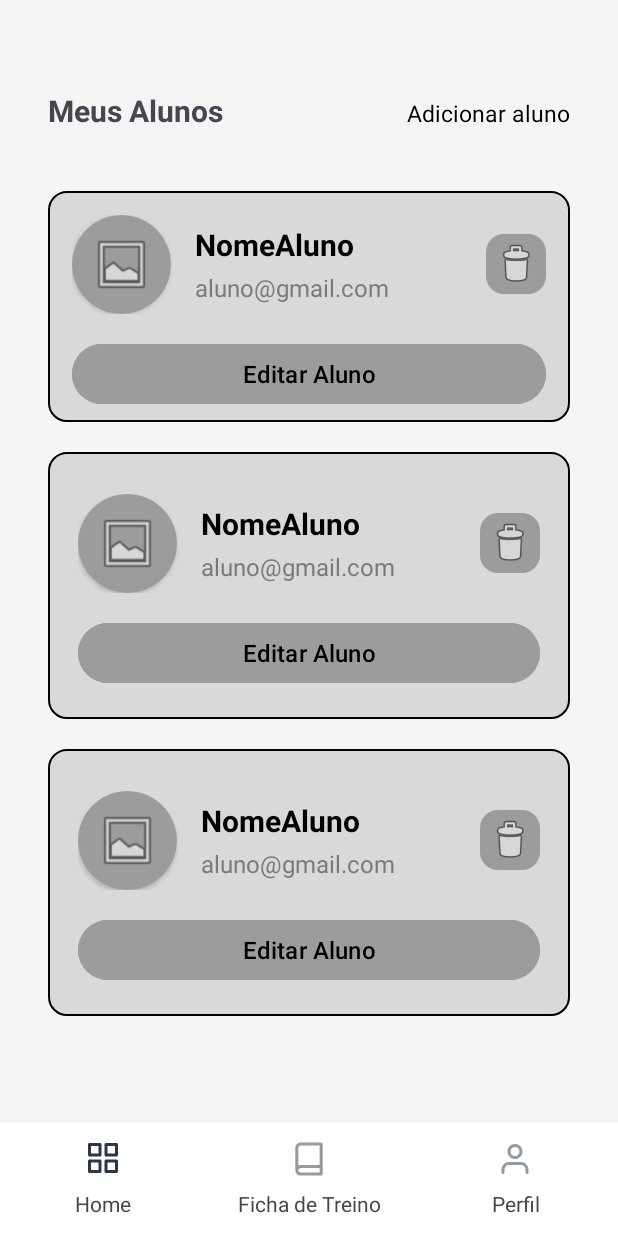
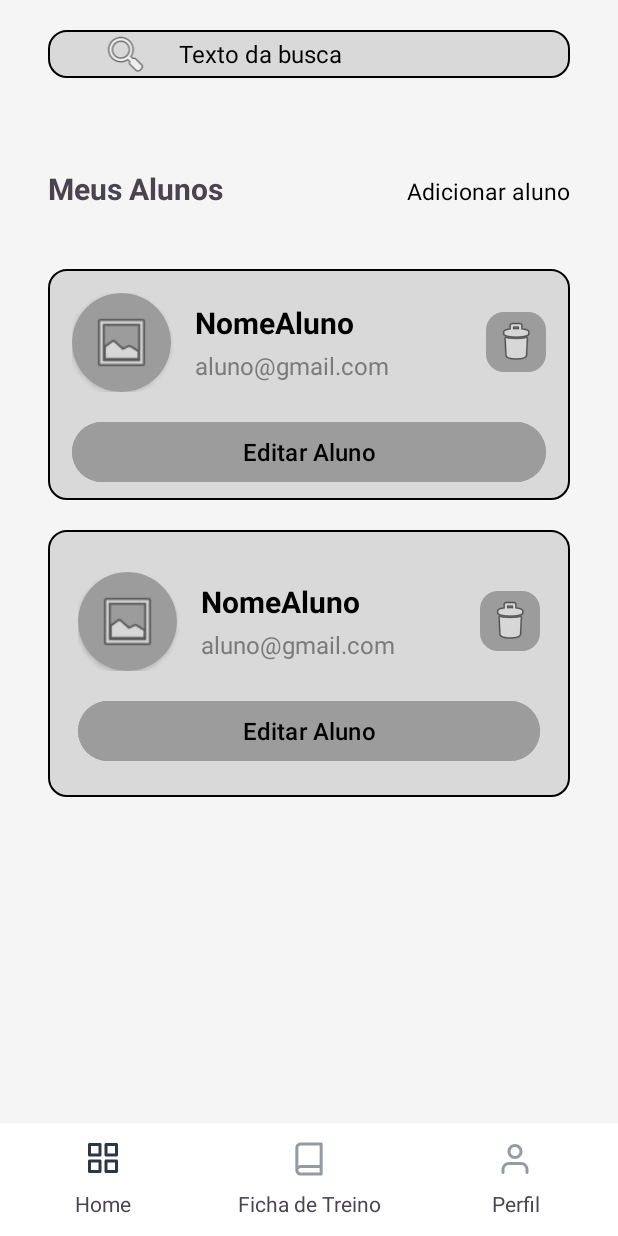
Before and after one commit to afgcor/uniforte, an Android app: the MeusAlunosActivity screen opened directly, with no data from a screen before it, on a phone screen of 412 x 824 dp. Run offline under Robolectric (Android 15) with nearby library versions, the phone set to English and light mode, and no system bars; 1 statement that could not run was skipped.

Commit message:
Ajustes - Tela MeusAlunos - Barra de busca

```diff
--- a/app/src/main/res/layout/activity_meus_alunos.xml
+++ b/app/src/main/res/layout/activity_meus_alunos.xml
@@ -17,7 +17,40 @@
             android:layout_height="match_parent"
             android:orientation="vertical">
 
-            <!-- Header: Meus Alunos -->
+            <LinearLayout
+                android:id="@+id/llHeaderBusca"
+                android:layout_width="match_parent"
+                android:layout_height="wrap_content"
+                android:layout_marginLeft="32dp"
+                android:layout_marginTop="20dp"
+                android:layout_marginRight="32dp"
+                android:background="@drawable/chipgroup_background2"
+                android:gravity="center_vertical"
+                android:orientation="horizontal"
+                android:paddingLeft="32dp"
+                android:paddingRight="32dp">
+
+                <ImageView
+                    android:id="@+id/imageView6"
+                    android:layout_width="0dp"
+                    android:layout_height="wrap_content"
+                    android:layout_weight="1"
+                    android:contentDescription="Ícone de busca"
+                    android:foregroundTint="@color/black"
+                    android:src="@android:drawable/ic_menu_search" />
+
+                <TextView
+                    android:id="@+id/textView15"
+                    android:layout_width="wrap_content"
+                    android:layout_height="wrap_content"
+                    android:layout_weight="3"
+                    android:paddingLeft="16dp"
+                    android:text="Texto da busca"
+                    android:textColor="#000000"
+                    android:textSize="16sp" />
+            </LinearLayout>
+
+
             <LinearLayout
                 android:id="@+id/llAgendamentosHeader"
                 android:layout_width="match_parent"
@@ -232,94 +265,6 @@
                             android:textSize="16dp" />
                     </LinearLayout>
 
-                    <LinearLayout
-                        android:id="@+id/llDadosAluno"
-                        android:layout_width="match_parent"
-                        android:layout_height="match_parent"
-                        android:layout_marginTop="20dp"
-                        android:background="@drawable/chipgroup_background2"
-                        android:orientation="vertical"
-                        android:padding="20dp"
-                        android:paddingLeft="16dp"
-                        android:paddingTop="20dp"
-                        android:paddingRight="16dp"
-                        android:paddingBottom="8dp">
-
-                        <!-- Área do aluno -->
-                        <LinearLayout
-                            android:id="@+id/teste123"
-                            android:layout_width="match_parent"
-                            android:layout_height="wrap_content"
-                            android:gravity="center_vertical"
-                            android:orientation="horizontal"
-                            android:paddingTop="8dp"
-                            android:paddingBottom="8dp">
-
-                            <!-- Foto do aluno -->
-                            <androidx.cardview.widget.CardView
-                                android:layout_width="wrap_content"
-                                android:layout_height="wrap_content"
-                                app:cardCornerRadius="60dp">
-
-                                <ImageView
-                                    android:layout_width="66dp"
-                                    android:layout_height="66dp"
-                                    android:background="@drawable/background_redondo"
-                                    android:padding="12dp"
-                                    android:scaleType="centerCrop"
-                                    android:src="@android:drawable/ic_menu_gallery" />
-                            </androidx.cardview.widget.CardView>
-
-                            <!-- Nome + Email do aluno -->
-                            <LinearLayout
-                                android:layout_width="0dp"
-                                android:layout_height="wrap_content"
-                                android:layout_weight="1"
-                                android:orientation="vertical"
-                                android:paddingLeft="16dp">
-
-                                <TextView
-                                    android:id="@+id/tvNomeAlunoMA"
-                                    android:layout_width="wrap_content"
-                                    android:layout_height="wrap_content"
-                                    android:text="NomeAluno"
-                                    android:textColor="#000000"
-                                    android:textSize="20sp"
-                                    android:textStyle="bold" />
-
-                                <TextView
-                                    android:id="@+id/tvAlunoEmail"
-                                    android:layout_width="wrap_content"
-                                    android:layout_height="wrap_content"
-                                    android:paddingTop="4dp"
-                                    android:text="aluno@gmail.com"
-                                    android:textColor="#7A7A7A"
-                                    android:textSize="16sp" />
-                            </LinearLayout>
-
-                            <!-- Botão de deletar -->
-                            <ImageView
-                                android:id="@+id/btnDeletarMA"
-                                android:layout_width="wrap_content"
-                                android:layout_height="wrap_content"
-                                android:background="@drawable/video_background"
-                                android:padding="4dp"
-                                app:srcCompat="@android:drawable/ic_menu_delete" />
-
-                        </LinearLayout>
-
-                        <!-- Botão editar -->
-                        <Button
-                            android:id="@+id/button3"
-                            android:layout_width="match_parent"
-                            android:layout_height="wrap_content"
-                            android:layout_marginTop="8dp"
-                            android:backgroundTint="@color/dark_gray"
-                            android:text="Editar Aluno"
-                            android:textColor="@color/black"
-                            android:textSize="16dp" />
-                    </LinearLayout>
-
                 </LinearLayout>
             </ScrollView>
 
```
